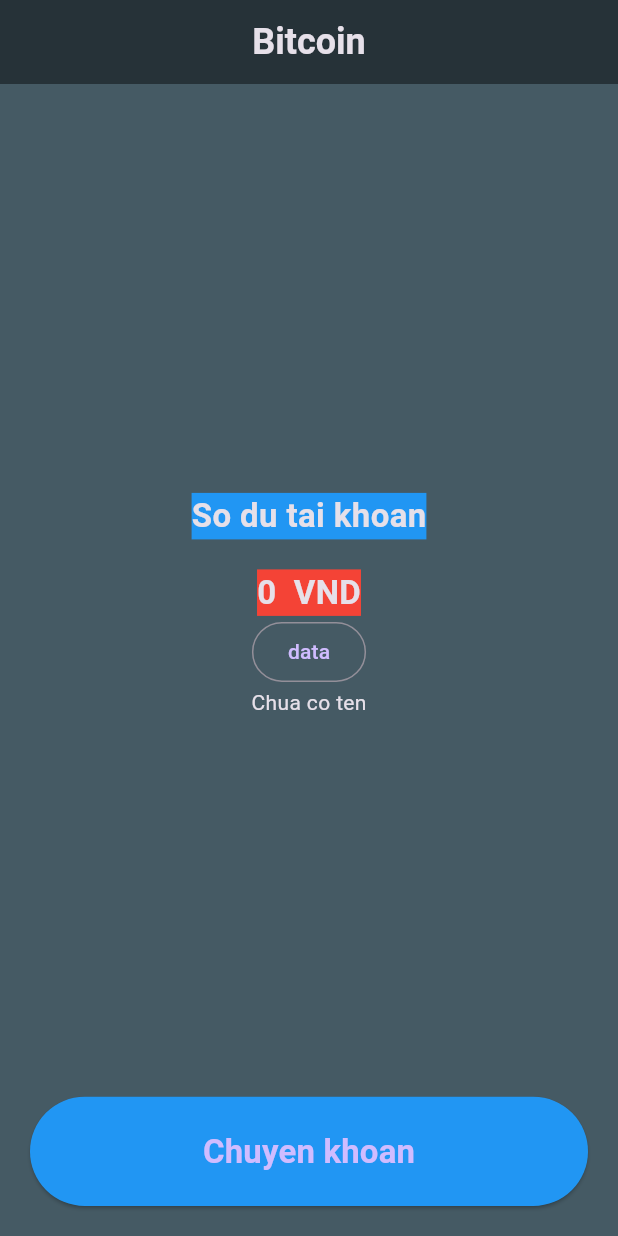
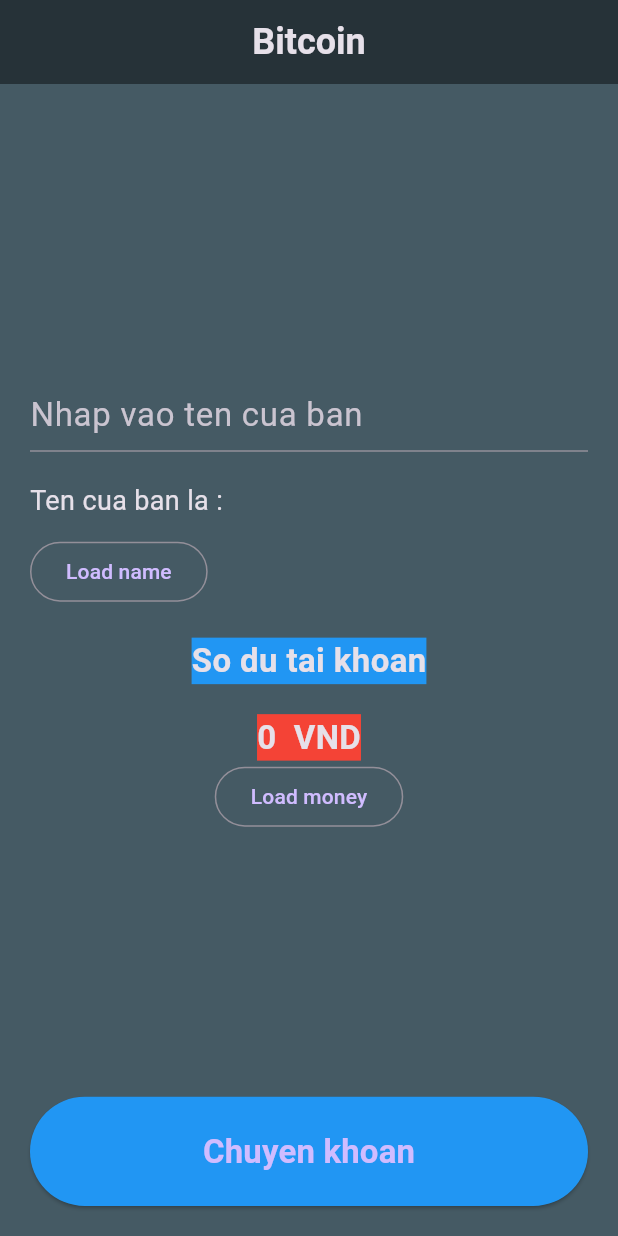
Before and after one commit to Devcujx2112/Stock-Exchange-, a Flutter app: the screen it shows after launch, on a phone screen of 412 x 824 dp. Run offline on Flutter 3.47's test engine with Material 3 defaults, Android fonts, the phone set to English and light mode, and no system bars; our stand-ins replace shared_preferences.

Commit message:
Data local

```diff
--- a/lib/main.dart
+++ b/lib/main.dart
@@ -14,15 +14,14 @@ class MyApp extends StatefulWidget {
 }
 
 class _MyAppState extends State<MyApp> {
-  bool _showList = false;
   double _balance = 0;
   final formatCurrency = NumberFormat.currency(locale: 'vi_VN', symbol: '');
-  List<String> fullName = ["Duong", "Hieu", "Dung", "Hoang", "Kien"];
+  String name = "";
+  final TextEditingController _controller = TextEditingController();
 
   void AddMoney() async {
     setState(() {
       _balance += 500000;
-      _showList = true;
     });
 
     final SharedPreferences dataLocal = await SharedPreferences.getInstance();
@@ -33,13 +32,13 @@ class _MyAppState extends State<MyApp> {
     final SharedPreferences dataLocal = await SharedPreferences.getInstance();
     setState(() {
       _balance = dataLocal.getDouble('Money') ?? 0;
-      print('$_balance');
-      print('ádfasdf');
     });
   }
 
-  void Stringdf(){
-    print('sdfsdfsdf');
+  void InsertName() async {
+    setState(() {
+      name = _controller.text;
+    });
   }
 
   @override
@@ -69,6 +68,57 @@ class _MyAppState extends State<MyApp> {
                     mainAxisAlignment: MainAxisAlignment.center,
                     children: [
                       Expanded(
+                          flex: 0,
+                          child: TextField(
+                              style: TextStyle(fontSize: 22),
+                              decoration: InputDecoration(
+                                  hintText: "Nhap vao ten cua ban"),
+                              controller: _controller,
+                              onEditingComplete: () async {
+                                setState(() {
+                                  name = _controller.text;
+                                });
+                                final SharedPreferences dataLocal =
+                                    await SharedPreferences.getInstance();
+                                await dataLocal.setString('Name', name);
+                              })),
+                      SizedBox(
+                        height: 20,
+                      ),
+                      Expanded(
+                          flex: 0,
+                          child: Row(
+                            children: [
+                              Text(
+                                'Ten cua ban la : $name',
+                                style: TextStyle(fontSize: 18),
+                              ),
+                              SizedBox(
+                                width: 90,
+                              ),
+                            ],
+                          )),
+                      SizedBox(
+                        height: 10,
+                      ),
+                      Expanded(
+                          flex: 0,
+                          child: Row(
+                            children: [
+                              OutlinedButton(
+                                  onPressed: () async {
+                                    final SharedPreferences dataName = await SharedPreferences.getInstance();
+                                    setState(() {
+                                      name = dataName.getString('Name') ?? 'Name trong' ;
+                                    });
+                                  },
+                                  child: Text('Load name'))
+                            ],
+                          )),
+                      SizedBox(
+                        height: 20,
+                      ),
+                      Expanded(
                         flex: 0,
                         child: Container(
                           color: Colors.blue,
@@ -91,19 +141,7 @@ class _MyAppState extends State<MyApp> {
                       Expanded(
                           flex: 0,
                           child: OutlinedButton(
-                              onPressed: LoadData, child: Text("data"))),
-                      if (_showList)
-                        Expanded(
-                            flex: 0,
-                            child: Container(
-                              color: Colors.grey,
-                              child: Text("Ho va ten : $fullName",
-                                  style: TextStyle(
-                                      fontWeight: FontWeight.bold,
-                                      fontSize: 19)),
-                            ))
-                      else
-                        Expanded(flex: 0, child: Text("Chua co ten")),
+                              onPressed: LoadData, child: Text("Load money"))),
                     ]),
               ),
               Expanded(
@@ -116,7 +154,7 @@ class _MyAppState extends State<MyApp> {
                     child: Text(
                       "Chuyen khoan",
                       style:
-                      TextStyle(fontWeight: FontWeight.bold, fontSize: 22),
+                          TextStyle(fontWeight: FontWeight.bold, fontSize: 22),
                     )),
               ),
             ],
```
